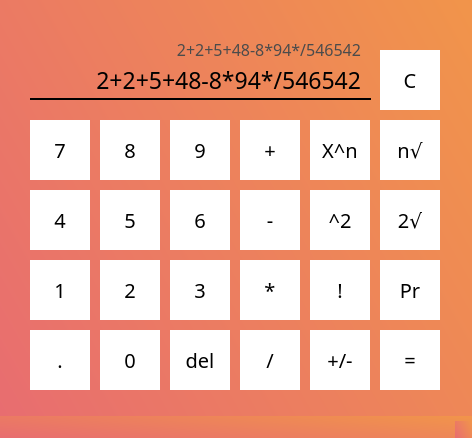
The window that src/res/calc.ui (xmarshka/ivs_project_2_SIGSEGV) describes before a commit, drawn with Qt 5.
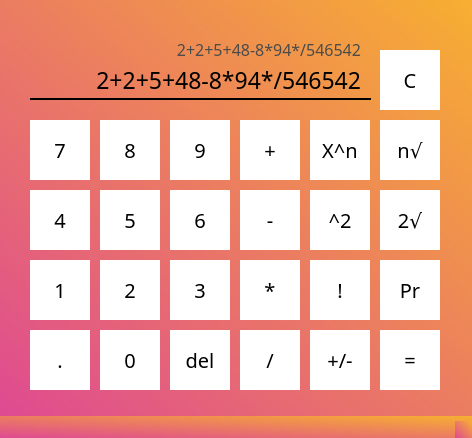
The same window after the commit.

```diff
--- a/src/res/calc.ui
+++ b/src/res/calc.ui
@@ -20,7 +20,7 @@
    <string>Calc</string>
   </property>
   <property name="styleSheet">
-   <string notr="true">background-color: qlineargradient(spread:pad, x1:1, y1:0, x2:0, y2:1, x1:2, y1:0, stop:0 rgba(247, 175, 49, 255), stop:1 rgba(232, 109, 112, 255), stop:2 rgba(223, 74, 145, 255));</string>
+   <string notr="true">background-color: qlineargradient(spread:pad, x1:1, y1:0, x2:0, y2:1, stop:0 rgba(247, 175, 49, 255), stop:1 rgba(223, 74, 145, 255));</string>
   </property>
   <widget class="QWidget" name="centralwidget">
    <widget class="QPushButton" name="mSquared">
```
